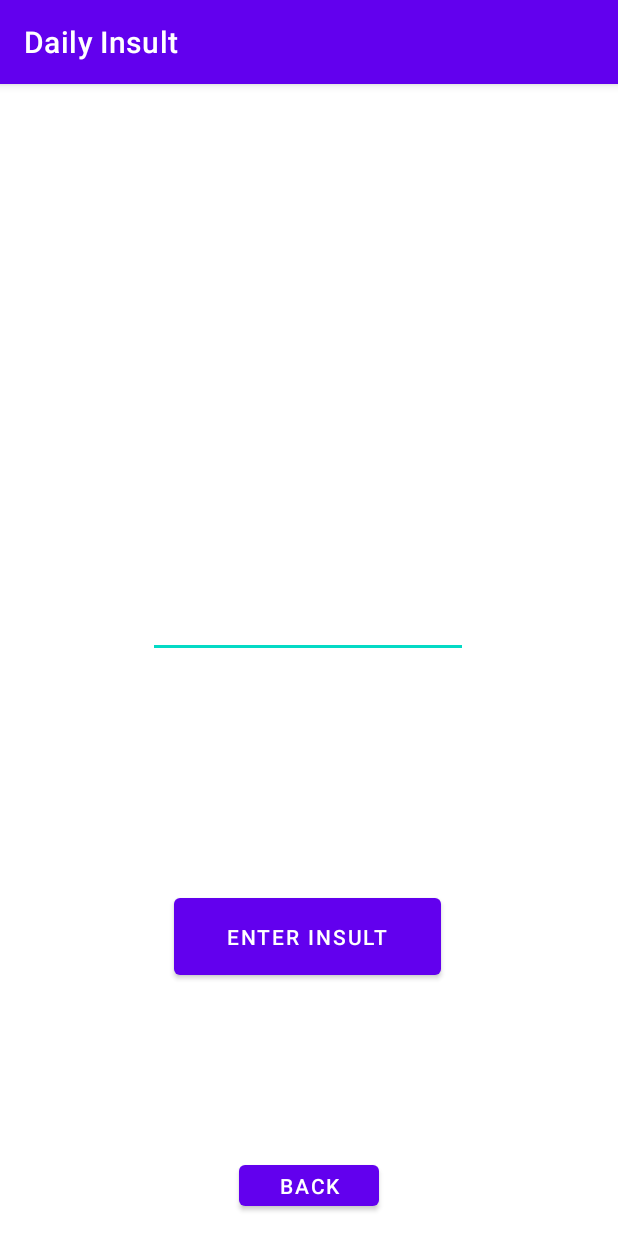
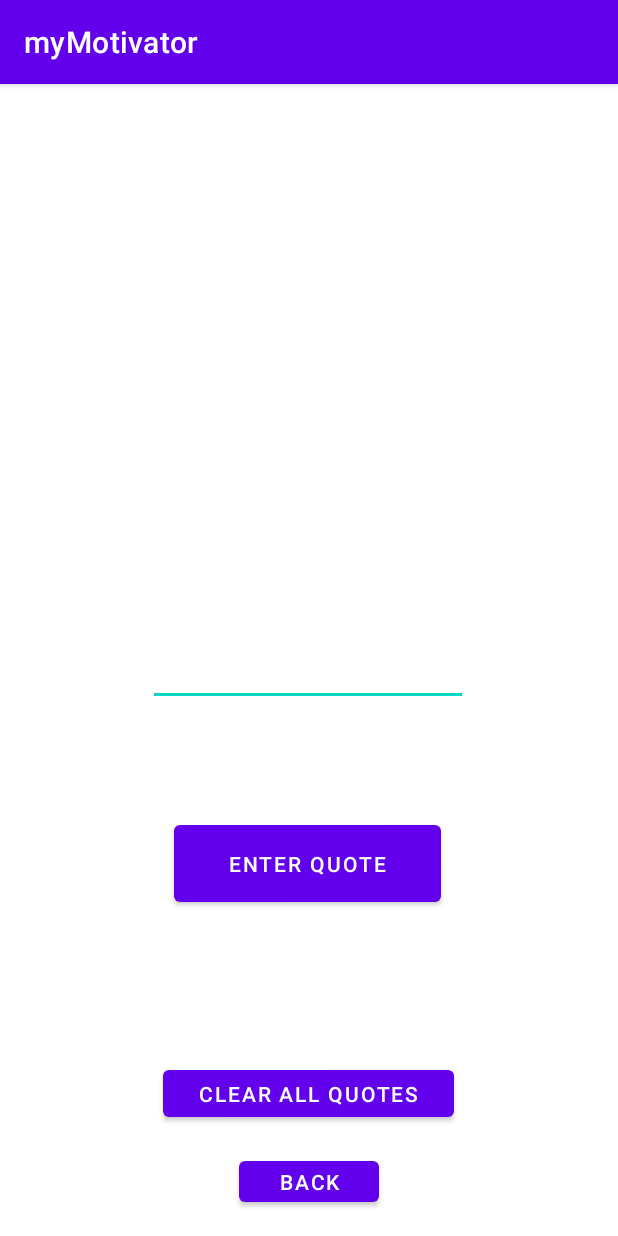
Before and after one commit to wesleyfufa/androidApp, an Android app: the screen it shows after launch (CustomizeActivity), after a tap on "CUSTOMIZE", on a phone screen of 412 x 824 dp. Run offline under Robolectric (Android 15) with nearby library versions, the phone set to English and light mode, and no system bars; 1 other tap on this screen came first.

```diff
--- a/app/src/main/java/me/wesleychuchuchan/motivator/CustomizeActivity.java
+++ b/app/src/main/java/me/wesleychuchuchan/motivator/CustomizeActivity.java
@@ -3,7 +3,9 @@ package me.wesleychuchuchan.motivator;
 import androidx.appcompat.app.AppCompatActivity;
 
 import android.content.Intent;
+import android.database.Cursor;
 import android.os.Bundle;
+import android.util.Log;
 import android.view.View;
 import android.widget.Button;
 import android.widget.TextView;
@@ -11,7 +13,7 @@ import android.widget.Toast;
 
 public class CustomizeActivity extends AppCompatActivity {
 
-    private Button custBtn,backBtn;
+    private Button enterBtn,backBtn,clearAllBtn;
     private TextView custInput;
     @Override
     protected void onCreate(Bundle savedInstanceState) {
@@ -26,23 +28,39 @@ public class CustomizeActivity extends AppCompatActivity {
                 startActivity(intent1);
             }
         });
-        custBtn.setOnClickListener(new View.OnClickListener() {
+        enterBtn.setOnClickListener(new View.OnClickListener() {
             @Override
             public void onClick(View v) {
                 if(!custInput.getText().toString().equals("")){
-                    MainActivity.test.add(custInput.getText().toString());
+//                    MainActivity.test.add(custInput.getText().toString());
+                    MainActivity.DB.insertQuotes(custInput.getText().toString());
                     Toast.makeText(CustomizeActivity.this, "Entered", Toast.LENGTH_SHORT).show();
 
                 }else {
-                    Toast.makeText(CustomizeActivity.this, "Empty", Toast.LENGTH_SHORT).show();
+                    Toast.makeText(CustomizeActivity.this, "Please Enter Something", Toast.LENGTH_SHORT).show();
                 }
             }
         });
+        clearAllBtn.setOnClickListener(new View.OnClickListener() {
+            @Override
+            public void onClick(View v) {
+                MainActivity.DB.clearAllQuotes();
+                Toast.makeText(CustomizeActivity.this, "Deleted Everything Successfully", Toast.LENGTH_SHORT).show();
+//                if(MainActivity.DB != null){
+//                    MainActivity.DB.clearAllQuotes();
+//                    Toast.makeText(CustomizeActivity.this, "Deleted Every Quotes", Toast.LENGTH_SHORT);
+//                }else{
+//                    Toast.makeText(CustomizeActivity.this, "Deleted Every Quotes", Toast.LENGTH_SHORT);
+//                    Log.d("clickAllBtn","No Table");
+//                }
 
+            }
+        });
     }
     private void initViews(){
         custInput = (TextView) findViewById(R.id.custInput);
         backBtn = (Button) findViewById(R.id.backBtn);
-        custBtn = (Button) findViewById(R.id.custBtn);
+        enterBtn = (Button) findViewById(R.id.enterBtn);
+        clearAllBtn = (Button) findViewById(R.id.clearAllBtn);
     }
 }
--- a/app/src/main/java/me/wesleychuchuchan/motivator/MainActivity.java
+++ b/app/src/main/java/me/wesleychuchuchan/motivator/MainActivity.java
@@ -5,12 +5,16 @@ import androidx.core.app.NotificationCompat;
 import androidx.core.app.NotificationManagerCompat;
 
 import android.app.AlarmManager;
+import android.app.AlertDialog;
 import android.app.NotificationChannel;
 import android.app.NotificationManager;
 import android.app.PendingIntent;
 import android.content.Intent;
+import android.database.Cursor;
 import android.os.Build;
 import android.os.Bundle;
+import android.provider.CalendarContract;
+import android.util.Log;
 import android.view.View;
 import android.widget.Button;
 import android.widget.ListView;
@@ -26,14 +30,14 @@ import java.util.List;
 
 public class MainActivity extends AppCompatActivity {
 
-//    private String test[] = "human garbage", "shit face", "C***";
-
-    protected static List<String> test = new ArrayList<String>(){
+    // List of Quotes
+    /*protected static List<String> test = new ArrayList<String>(){
         {add("My gran could do better! And she’s dead!");
         add("You’re getting your knickers in a twist! Calm down!");
-        add("This is a really tough decision…’cause you’re both crap.");}};
+        add("This is a really tough decision…’cause you’re both crap.");}};*/
     private Button msgBtn, customizeBtn;
     private TextView msg;
+    protected static DBhelper DB;
 
 
     @Override
@@ -42,6 +46,8 @@ public class MainActivity extends AppCompatActivity {
         setContentView(R.layout.activity_main);
 
         initViews();
+        createNotificationChannel();
+
         //Daliy notification
         //ERROR have to have API 25 and lower
 //        getNotification();
@@ -50,7 +56,15 @@ public class MainActivity extends AppCompatActivity {
         msgBtn.setOnClickListener(new View.OnClickListener() {
             @Override
             public void onClick(View v) {
-                msg.setText(shuffleMSG());
+//                msg.setText(shuffleMSG());
+                setNotification();
+                Cursor res = DB.getQuotes();
+                if(res.getCount()>0){
+                    res.moveToFirst();
+                    msg.setText(res.getString(0));
+                }else{
+                    Toast.makeText(MainActivity.this, "Add your quotes", Toast.LENGTH_SHORT).show();
+                }
             }
         });
         //take to customize page
@@ -63,50 +77,49 @@ public class MainActivity extends AppCompatActivity {
         });
 
     }
-    private void getNotification(){
-        if(Build.VERSION.SDK_INT >= Build.VERSION_CODES.O){
-            NotificationChannel channel = new NotificationChannel("myNotification", "myNotification", NotificationManager.IMPORTANCE_DEFAULT);
-            NotificationManager manager = getSystemService(NotificationManager.class);
-            manager.createNotificationChannel(channel);
-
-        }
-        Calendar calendar = Calendar.getInstance();
-        calendar.set(Calendar.HOUR_OF_DAY,23);
-        calendar.set(Calendar.MINUTE,20);
-        calendar.set(calendar.SECOND,2);
-
-        NotificationCompat.Builder builder = new NotificationCompat.Builder(MainActivity.this, "myNotification");
-         builder.setContentTitle("Notification tiltle");
-         builder.setContentText("notificaotn text");
-         builder.setSmallIcon(R.drawable.ic_launcher_background);
-         builder.setAutoCancel(true);
-
-        NotificationManagerCompat managerCompat = NotificationManagerCompat.from(MainActivity.this);
-        managerCompat.notify(1,builder.build());
-
-//        AlarmManager alarmManager = (AlarmManager) getSystemService(ALARM_SERVICE);
-//        alarmManager.setRepeating(AlarmManager.RTC_WAKEUP,calendar.getTimeInMillis(),AlarmManager.INTERVAL_DAY, );
-
-//        Calendar calendar = Calendar.getInstance();
-//
-//        calendar.set(Calendar.HOUR_OF_DAY,23);
-//        calendar.set(Calendar.MINUTE,20);
-//        calendar.set(calendar.SECOND,2);
-//
-//        Intent intent = new Intent(getApplicationContext(),Notification_reciever.class);
-//        intent.setAction("myNotificationMessage");
-//
-//        PendingIntent pendingIntent = PendingIntent.getBroadcast(getApplicationContext(),100,intent,PendingIntent.FLAG_UPDATE_CURRENT);
-//
-//        AlarmManager alarmManager = (AlarmManager) getSystemService(ALARM_SERVICE);
-//        alarmManager.setRepeating(AlarmManager.RTC_WAKEUP,calendar.getTimeInMillis(),AlarmManager.INTERVAL_DAY,pendingIntent);
-    }
+    //intiate
     private void initViews(){
         msg = (TextView) findViewById(R.id.msg);
         msgBtn = (Button) findViewById(R.id.msgBtn);
         customizeBtn = (Button) findViewById(R.id.customizeBtn);
+        DB = new DBhelper(this);
     }
-    public String shuffleMSG(){
+    private void createNotificationChannel(){
+        if(Build.VERSION.SDK_INT>=Build.VERSION_CODES.O){
+            CharSequence name = "quoteReminderChannel";
+            String description = "Channel for quote Reminder";
+            int importance = NotificationManager.IMPORTANCE_DEFAULT;
+            NotificationChannel channel = new NotificationChannel("notifyUser", name, importance);
+            channel.setDescription(description);
+
+            NotificationManager notificationManager = getSystemService(NotificationManager.class);
+            notificationManager.createNotificationChannel(channel);
+        }
+    }
+    private void setNotification(){
+        Toast.makeText(this,"Remider set!", Toast.LENGTH_SHORT).show();
+
+        Intent intent = new Intent(MainActivity.this, Notification_reciever.class);
+        PendingIntent pendingIntent = PendingIntent.getBroadcast(MainActivity.this,0,intent,0);
+
+        AlarmManager alarmManager = (AlarmManager) getSystemService(ALARM_SERVICE);
+
+        Calendar calendar = Calendar.getInstance();
+        calendar.set(Calendar.HOUR_OF_DAY,7);
+        calendar.set(Calendar.MINUTE,30);
+
+        alarmManager.setRepeating(AlarmManager.RTC_WAKEUP,calendar.getTimeInMillis(),AlarmManager.INTERVAL_DAY,pendingIntent);
+//        long timeAtButtonClick = System.currentTimeMillis();
+//
+//        long tenSecondInMillis = 1000 * 10;
+//
+//        alarmManager.set(AlarmManager.RTC_WAKEUP,
+//                timeAtButtonClick+tenSecondInMillis,
+//                pendingIntent);
+
+    }
+    //shuffle list of msg
+    /*public String shuffleMSG(){
         Collections.shuffle(test);
         try{
             return test.get(0);
@@ -114,6 +127,6 @@ public class MainActivity extends AppCompatActivity {
             System.out.println("Error List is empty");
             return ("ERROR");
         }
-    }
+    }*/
 
 }
--- a/app/src/main/res/layout/activity_customize.xml
+++ b/app/src/main/res/layout/activity_customize.xml
@@ -7,15 +7,17 @@
     tools:context=".CustomizeActivity">
 
     <Button
-        android:id="@+id/custBtn"
+        android:id="@+id/enterBtn"
         android:layout_width="178dp"
         android:layout_height="63dp"
-        android:layout_marginBottom="168dp"
-        android:text="Enter Insult"
-        app:layout_constraintBottom_toBottomOf="parent"
+        android:layout_marginBottom="100dp"
+        android:text="Enter Quote"
+        app:layout_constraintBottom_toTopOf="@+id/clearAllBtn"
         app:layout_constraintEnd_toEndOf="parent"
         app:layout_constraintHorizontal_bias="0.497"
-        app:layout_constraintStart_toStartOf="parent" />
+        app:layout_constraintStart_toStartOf="parent"
+        app:layout_constraintTop_toTopOf="parent"
+        app:layout_constraintVertical_bias="1.0" />
 
     <Button
         android:id="@+id/backBtn"
@@ -25,8 +27,7 @@
         app:layout_constraintBottom_toBottomOf="parent"
         app:layout_constraintEnd_toEndOf="parent"
         app:layout_constraintStart_toStartOf="parent"
-        app:layout_constraintTop_toBottomOf="@+id/custBtn"
-        app:layout_constraintVertical_bias="0.892" />
+        app:layout_constraintTop_toBottomOf="@+id/clearAllBtn" />
 
     <EditText
         android:id="@+id/custInput"
@@ -34,10 +35,23 @@
         android:layout_height="wrap_content"
         android:ems="10"
         android:inputType="textPersonName"
-        app:layout_constraintBottom_toTopOf="@+id/custBtn"
+        app:layout_constraintBottom_toTopOf="@+id/enterBtn"
         app:layout_constraintEnd_toEndOf="parent"
         app:layout_constraintHorizontal_bias="0.497"
         app:layout_constraintStart_toStartOf="parent"
         app:layout_constraintTop_toTopOf="parent"
-        app:layout_constraintVertical_bias="0.686" />
+        app:layout_constraintVertical_bias="0.834" />
+
+    <Button
+        android:id="@+id/clearAllBtn"
+        android:layout_width="194dp"
+        android:layout_height="43dp"
+        android:text="Clear All quotes"
+        app:layout_constraintBottom_toBottomOf="parent"
+        app:layout_constraintEnd_toEndOf="parent"
+        app:layout_constraintHorizontal_bias="0.497"
+        app:layout_constraintStart_toStartOf="parent"
+        app:layout_constraintTop_toTopOf="parent"
+        app:layout_constraintVertical_bias="0.899" />
+
 </androidx.constraintlayout.widget.ConstraintLayout>
--- a/app/src/main/res/layout/activity_main.xml
+++ b/app/src/main/res/layout/activity_main.xml
@@ -10,7 +10,7 @@
         android:id="@+id/msgBtn"
         android:layout_width="wrap_content"
         android:layout_height="wrap_content"
-        android:text="I am idiot sandwich"
+        android:text="Hit Me"
         android:textAllCaps="false"
         app:layout_constraintBottom_toTopOf="@+id/customizeBtn"
         app:layout_constraintEnd_toEndOf="parent"
```
Also changed, not shown: app/src/main/AndroidManifest.xml (+4 -3 lines), app/src/main/java/me/wesleychuchuchan/motivator/DBhelper.java (added, +64 -0 lines), app/src/main/java/me/wesleychuchuchan/motivator/Notification_reciever.java (+9 -15 lines).
